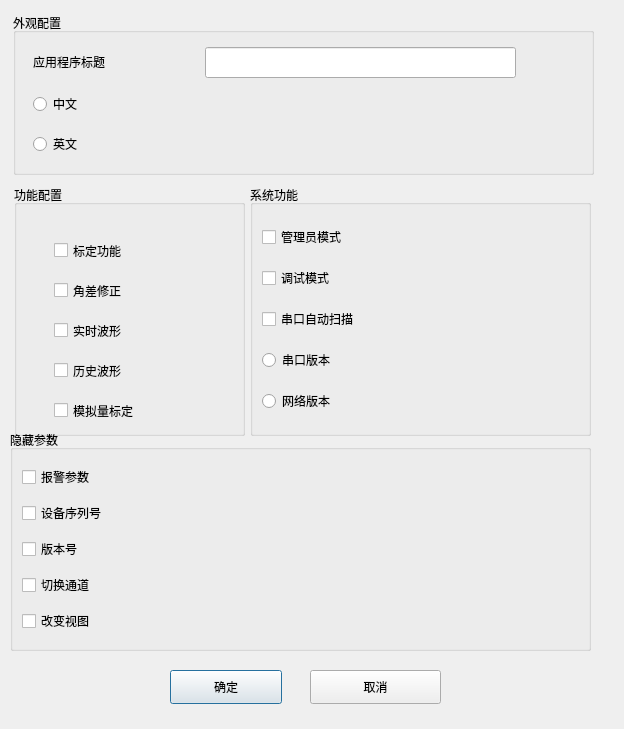
Before: the Qt Designer form dialogconfig.ui in byteman/WFace, drawn with Qt 5.
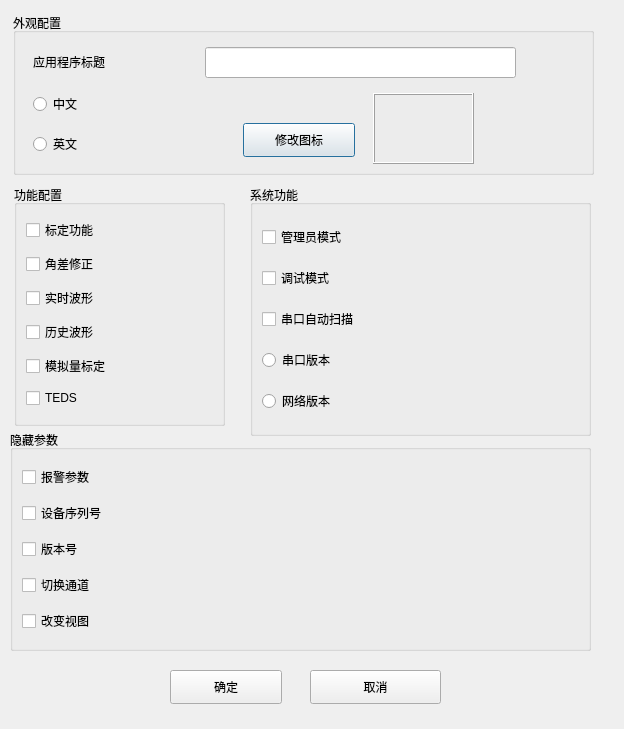
After: the same form once the commit is applied.

```diff
--- a/dialogconfig.ui
+++ b/dialogconfig.ui
@@ -18,78 +18,57 @@
     <rect>
      <x>14</x>
      <y>185</y>
-     <width>231</width>
-     <height>251</height>
+     <width>211</width>
+     <height>241</height>
     </rect>
    </property>
    <property name="title">
     <string>功能配置</string>
    </property>
+   <layout class="QVBoxLayout" name="verticalLayout_3">
+    <item>
    <widget class="QCheckBox" name="chkCalib">
-    <property name="geometry">
-     <rect>
-      <x>40</x>
-      <y>50</y>
-      <width>161</width>
-      <height>31</height>
-     </rect>
-    </property>
     <property name="text">
      <string>标定功能</string>
     </property>
    </widget>
+    </item>
+    <item>
    <widget class="QCheckBox" name="chkCornFix">
-    <property name="geometry">
-     <rect>
-      <x>40</x>
-      <y>90</y>
-      <width>161</width>
-      <height>31</height>
-     </rect>
-    </property>
     <property name="text">
      <string>角差修正</string>
     </property>
    </widget>
+    </item>
+    <item>
    <widget class="QCheckBox" name="chkWave">
-    <property name="geometry">
-     <rect>
-      <x>40</x>
-      <y>130</y>
-      <width>161</width>
-      <height>31</height>
-     </rect>
-    </property>
     <property name="text">
      <string>实时波形</string>
     </property>
    </widget>
+    </item>
+    <item>
    <widget class="QCheckBox" name="chkWaveData">
-    <property name="geometry">
-     <rect>
-      <x>40</x>
-      <y>170</y>
-      <width>161</width>
-      <height>31</height>
-     </rect>
-    </property>
     <property name="text">
      <string>历史波形</string>
     </property>
    </widget>
+    </item>
+    <item>
    <widget class="QCheckBox" name="chkAnalog">
-    <property name="geometry">
-     <rect>
-      <x>40</x>
-      <y>210</y>
-      <width>161</width>
-      <height>31</height>
-     </rect>
-    </property>
     <property name="text">
      <string>模拟量标定</string>
     </property>
    </widget>
+    </item>
+    <item>
+     <widget class="QCheckBox" name="chkTeds">
+      <property name="text">
+       <string>TEDS</string>
+      </property>
+     </widget>
+    </item>
+   </layout>
   </widget>
   <widget class="QGroupBox" name="groupBox_2">
    <property name="geometry">
@@ -158,6 +137,38 @@
      <string>英文</string>
     </property>
    </widget>
+   <widget class="QLabel" name="lblIcon">
+    <property name="geometry">
+     <rect>
+      <x>360</x>
+      <y>80</y>
+      <width>101</width>
+      <height>71</height>
+     </rect>
+    </property>
+    <property name="frameShape">
+     <enum>QFrame::Box</enum>
+    </property>
+    <property name="frameShadow">
+     <enum>QFrame::Raised</enum>
+    </property>
+    <property name="text">
+     <string/>
+    </property>
+   </widget>
+   <widget class="QPushButton" name="pushButton">
+    <property name="geometry">
+     <rect>
+      <x>230</x>
+      <y>110</y>
+      <width>112</width>
+      <height>34</height>
+     </rect>
+    </property>
+    <property name="text">
+     <string>修改图标</string>
+    </property>
+   </widget>
   </widget>
   <widget class="QGroupBox" name="groupBox_3">
    <property name="geometry">
```
Lines whose indentation alone changed are shown as unchanged.
